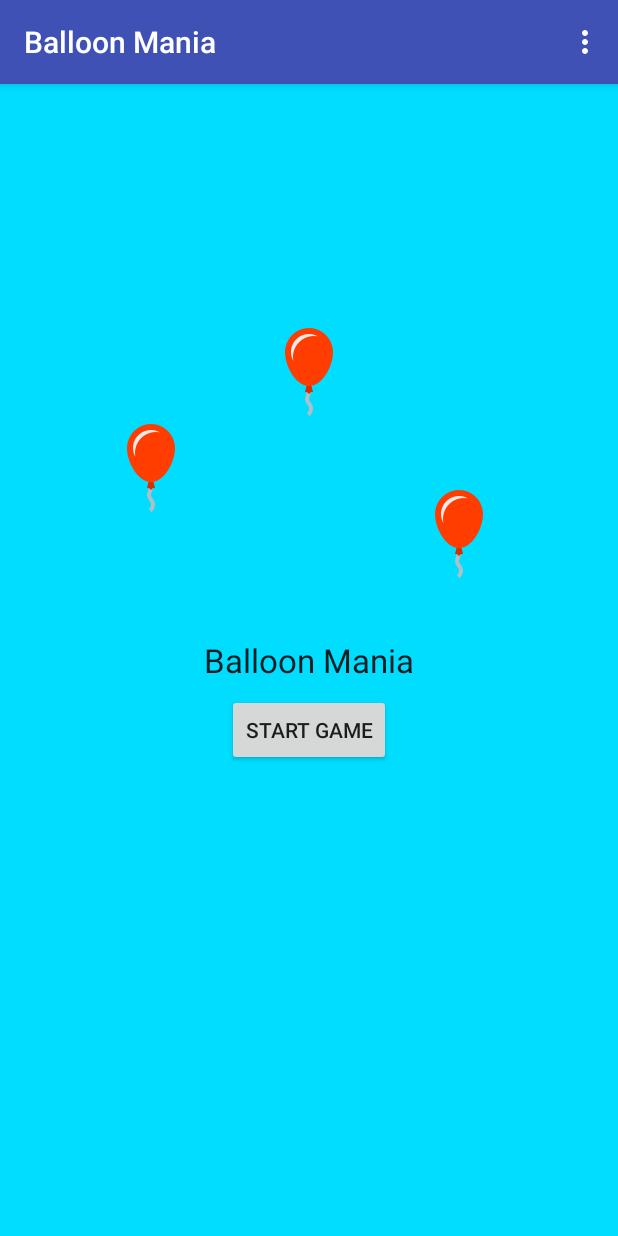
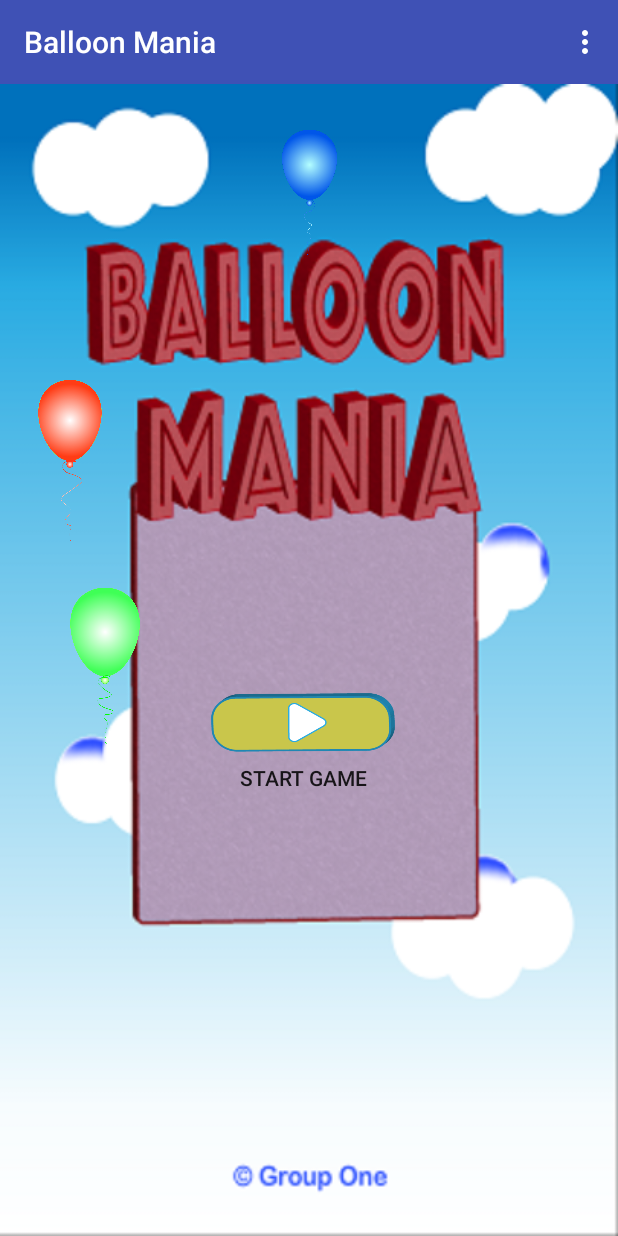
Before and after one commit to sligamer/balloonmania, an Android app: the screen it shows after launch (MainActivity), on a phone screen of 412 x 824 dp. Run offline under Robolectric (Android 15) with nearby library versions, the light colour scheme and no system bars.

Commit message:
Add images resources

```diff
--- a/app/src/main/AndroidManifest.xml
+++ b/app/src/main/AndroidManifest.xml
@@ -3,6 +3,8 @@
           package="com.mathkids.sligamer.mathkids">
 
     <application
+        android:hardwareAccelerated="false"
+        android:largeHeap="true"
             android:allowBackup="true"
             android:icon="@mipmap/ic_launcher"
             android:label="@string/app_name"
--- a/app/src/main/java/com/mathkids/sligamer/mathkids/GamePlayActivity.kt
+++ b/app/src/main/java/com/mathkids/sligamer/mathkids/GamePlayActivity.kt
@@ -8,6 +8,8 @@
 import android.os.Handler
 import android.os.SystemClock
 import android.support.v7.app.AlertDialog
+import android.view.animation.Animation
+import android.view.animation.Animation.AnimationListener
 import android.widget.*
 import android.widget.AdapterView.OnItemClickListener
 import java.util.*
@@ -18,7 +20,7 @@
  * Plugin Support with kotlin_version = '1.2.40'
  */
 
-class GamePlayActivity: AppCompatActivity(){
+class GamePlayActivity: AppCompatActivity() {
 
     private lateinit var db: DbContextHelperClass
     private lateinit var question: TextView
--- a/app/src/main/java/com/mathkids/sligamer/mathkids/MainActivity.kt
+++ b/app/src/main/java/com/mathkids/sligamer/mathkids/MainActivity.kt
@@ -19,8 +19,10 @@
 import android.animation.PropertyValuesHolder
 import android.view.ViewTreeObserver
 import android.graphics.Color
+import android.graphics.drawable.AnimationDrawable
 import android.view.MotionEvent
 import android.view.View.OnTouchListener
+import android.widget.ImageView
 
 /**
  * Created by Justin Freres on 4/10/2018.
@@ -43,6 +45,11 @@
     var LONG_DURATION: Long = 500
     private val sDurationScale = 1f
     private lateinit var startGameBtn: Button
+    private lateinit var redBalloon: ImageView
+    private lateinit var blueBalloon: ImageView
+    private lateinit var greenBalloon: ImageView
+
+    private lateinit var balloonAnimation: AnimationDrawable
     private lateinit var db: DbContextHelperClass
 
 
@@ -56,9 +63,23 @@
         //mContainer = findViewById(R.id.container)
         //mStarter.setOnTouchListener(funButtonListener)
         //mStarter.animate().duration = 100
+/*        redBalloon = findViewById(R.id.imageViewRed)
+        redBalloon.setBackgroundResource(R.drawable.red_balloon_animation)
+        balloonAnimation = redBalloon.background as AnimationDrawable
+        balloonAnimation.start()*/
 
-        //startGameBtn = findViewById(R.id.startGameBtn)
-        //startGameBtn.setOnClickListener(this)
+     /*   blueBalloon = findViewById(R.id.imageViewBlue)
+        blueBalloon.setBackgroundResource(R.drawable.blue_balloon_animation)
+        balloonAnimation = blueBalloon.background as AnimationDrawable
+        balloonAnimation.start()
+
+        greenBalloon = findViewById(R.id.imageViewGreen)
+        greenBalloon.setBackgroundResource(R.drawable.green_balloon_animation)
+        balloonAnimation = greenBalloon.background as AnimationDrawable
+        balloonAnimation.start()*/
+
+        startGameBtn = findViewById(R.id.startGameBtn)
+        startGameBtn.setOnClickListener(this)
 
         // TASK 2: SETUP THE QUESTIONS DATABASE
         //TODO: do we add settings to check if database of questions does not exist.
--- /dev/null
+++ b/app/src/main/res/drawable/blue_balloon_animation.xml
@@ -0,0 +1,6 @@
+<?xml version="1.0" encoding="utf-8"?>
+<animation-list xmlns:android="http://schemas.android.com/apk/res/android">
+    <item android:drawable="@drawable/blueballoon3" android:duration="300"></item>
+    <item android:drawable="@drawable/blueballoon2" android:duration="300"></item>
+    <item android:drawable="@drawable/blueballoon1" android:duration="300"></item>
+</animation-list>
--- /dev/null
+++ b/app/src/main/res/drawable/green_balloon_animation.xml
@@ -0,0 +1,6 @@
+<?xml version="1.0" encoding="utf-8"?>
+<animation-list xmlns:android="http://schemas.android.com/apk/res/android">
+    <item android:drawable="@drawable/greenballoon1" android:duration="300"></item>
+    <item android:drawable="@drawable/greenballoon2" android:duration="300"></item>
+    <item android:drawable="@drawable/greenballoon3" android:duration="300"></item>
+</animation-list>
--- /dev/null
+++ b/app/src/main/res/drawable/red_balloon_animation.xml
@@ -0,0 +1,6 @@
+<?xml version="1.0" encoding="utf-8"?>
+<animation-list xmlns:android="http://schemas.android.com/apk/res/android">
+    <item android:drawable="@drawable/redballoon1" android:duration="300"></item>
+    <item android:drawable="@drawable/redballoon2" android:duration="300"></item>
+    <item android:drawable="@drawable/redballoon3" android:duration="300"></item>
+</animation-list>
--- a/app/src/main/res/layout/activity_main.xml
+++ b/app/src/main/res/layout/activity_main.xml
@@ -1,55 +1,67 @@
 <?xml version="1.0" encoding="utf-8"?>
-<android.support.constraint.ConstraintLayout
-        xmlns:android="http://schemas.android.com/apk/res/android"
-        xmlns:tools="http://schemas.android.com/tools"
-        xmlns:app="http://schemas.android.com/apk/res-auto"
-        android:layout_width="match_parent"
-        android:layout_height="match_parent"
-        tools:context="com.mathkids.sligamer.mathkids.MainActivity"
-        android:background="@android:color/holo_blue_bright"
-        android:id="@+id/container">
+<android.support.constraint.ConstraintLayout xmlns:android="http://schemas.android.com/apk/res/android"
+    xmlns:app="http://schemas.android.com/apk/res-auto"
+    xmlns:tools="http://schemas.android.com/tools"
+    android:id="@+id/container"
+    android:layout_width="match_parent"
+    android:layout_height="match_parent"
+    android:background="@drawable/startactivitybackground"
+    tools:context="com.mathkids.sligamer.mathkids.MainActivity"
+    tools:layout_editor_absoluteY="81dp">
 
-    <TextView
-            android:layout_width="wrap_content"
-            android:layout_height="wrap_content"
-            android:text="Balloon Mania"
-            app:layout_constraintBottom_toBottomOf="parent"
-            app:layout_constraintLeft_toLeftOf="parent"
-            app:layout_constraintRight_toRightOf="parent"
-            app:layout_constraintTop_toTopOf="parent" android:id="@+id/textView"
-            android:textAppearance="?android:textAppearanceLarge"/>
     <Button
-            android:text="Start Game"
-            android:layout_width="wrap_content"
-            android:layout_height="wrap_content" android:id="@+id/startGameBtn"
-            android:layout_marginTop="8dp"
-            app:layout_constraintTop_toBottomOf="@+id/textView" app:layout_constraintEnd_toEndOf="parent"
-            android:layout_marginEnd="8dp" app:layout_constraintStart_toStartOf="parent"
-            android:layout_marginStart="8dp"/>
+        android:id="@+id/startGameBtn"
+        android:layout_width="297dp"
+        android:layout_height="461dp"
+        android:layout_marginEnd="16dp"
+        android:layout_marginStart="8dp"
+        android:layout_marginTop="27dp"
+        android:background="@drawable/startbutton"
+        android:text="Start Game"
+        app:layout_constraintBottom_toBottomOf="parent"
+        app:layout_constraintEnd_toEndOf="parent"
+        app:layout_constraintStart_toStartOf="parent"
+        app:layout_constraintTop_toBottomOf="@+id/imageViewBlue" />
+
     <ImageView
-            android:layout_width="wrap_content"
-            android:layout_height="wrap_content" app:srcCompat="@mipmap/balloon"
-            android:id="@+id/imageView" app:layout_constraintStart_toStartOf="parent" android:layout_marginStart="44dp"
-            app:layout_constraintTop_toTopOf="parent" android:layout_marginTop="160dp"
-            app:layout_constraintEnd_toStartOf="@+id/imageView2" android:layout_marginEnd="8dp"
-            app:layout_constraintHorizontal_bias="0.428" android:layout_marginBottom="17dp"
-            app:layout_constraintBottom_toTopOf="@+id/textView"/>
+        android:id="@+id/imageViewRed"
+        android:layout_width="93dp"
+        android:layout_height="140dp"
+        android:layout_marginBottom="8dp"
+        android:layout_marginEnd="32dp"
+        android:layout_marginTop="132dp"
+        app:layout_constraintBottom_toBottomOf="parent"
+        app:layout_constraintEnd_toStartOf="@+id/imageViewGreen"
+        app:layout_constraintHorizontal_bias="0.0"
+        app:layout_constraintStart_toStartOf="parent"
+        app:layout_constraintTop_toTopOf="parent"
+        app:layout_constraintVertical_bias="0.112"
+        app:srcCompat="@drawable/redballoon1" />
+
     <ImageView
-            android:layout_width="wrap_content"
-            android:layout_height="wrap_content" app:srcCompat="@mipmap/balloon"
-            android:id="@+id/imageView2" android:layout_marginTop="96dp"
-            app:layout_constraintTop_toTopOf="parent" app:layout_constraintStart_toStartOf="parent"
-            android:layout_marginStart="160dp" android:layout_marginEnd="160dp"
-            app:layout_constraintEnd_toEndOf="parent" android:layout_marginBottom="81dp"
-            app:layout_constraintBottom_toTopOf="@+id/textView"/>
+        android:id="@+id/imageViewBlue"
+        android:layout_width="103dp"
+        android:layout_height="121dp"
+        android:layout_marginBottom="8dp"
+        android:layout_marginEnd="8dp"
+        android:layout_marginStart="8dp"
+        android:layout_marginTop="8dp"
+        app:layout_constraintBottom_toBottomOf="parent"
+        app:layout_constraintEnd_toEndOf="parent"
+        app:layout_constraintStart_toStartOf="parent"
+        app:layout_constraintTop_toTopOf="parent"
+        app:layout_constraintVertical_bias="0.0"
+        app:srcCompat="@drawable/blueballoon3" />
+
     <ImageView
-            android:layout_width="wrap_content"
-            android:layout_height="wrap_content" app:srcCompat="@mipmap/balloon"
-            android:id="@+id/imageView3" android:layout_marginTop="44dp"
-            app:layout_constraintTop_toBottomOf="@+id/imageView2" app:layout_constraintEnd_toEndOf="parent"
-            android:layout_marginEnd="56dp" android:layout_marginStart="141dp"
-            app:layout_constraintStart_toEndOf="@+id/imageView" app:layout_constraintHorizontal_bias="0.0"
-            app:layout_constraintBottom_toBottomOf="parent" android:layout_marginBottom="243dp"
-            app:layout_constraintVertical_bias="0.0"/>
+        android:id="@+id/imageViewGreen"
+        android:layout_width="140dp"
+        android:layout_height="153dp"
+        android:layout_marginBottom="8dp"
+        android:layout_marginTop="8dp"
+        app:layout_constraintBottom_toBottomOf="parent"
+        app:layout_constraintTop_toTopOf="parent"
+        app:srcCompat="@drawable/greenballoon1"
+        tools:layout_editor_absoluteX="262dp" />
 
 </android.support.constraint.ConstraintLayout>
```
Also changed, not shown: app/src/main/res/drawable/blueballoon1.png (renamed from app/src/main/res/mipmap-hdpi/blueballoon1.png), app/src/main/res/drawable/blueballoon2.png (renamed from app/src/main/res/mipmap-hdpi/blueballoon2.png), app/src/main/res/drawable/blueballoon3.png (renamed from app/src/main/res/mipmap-hdpi/blueballoon3.png), app/src/main/res/drawable/greenballoon1.png (renamed from app/src/main/res/mipmap-hdpi/greenballoon1.png), app/src/main/res/drawable/greenballoon2.png (renamed from app/src/main/res/mipmap-hdpi/greenballoon2.png), app/src/main/res/drawable/greenballoon3.png (renamed from app/src/main/res/mipmap-hdpi/greenballoon3.png), app/src/main/res/drawable/redballoon1.png (renamed from app/src/main/res/mipmap-hdpi/redballoon1.png), app/src/main/res/drawable/redballoon2.png (renamed from app/src/main/res/mipmap-hdpi/redballoon2.png), app/src/main/res/drawable/redballoon3.png (renamed from app/src/main/res/mipmap-hdpi/redballoon3.png), app/src/main/res/drawable/startactivitybackground.png (added), app/src/main/res/drawable/startbutton.png (added).
